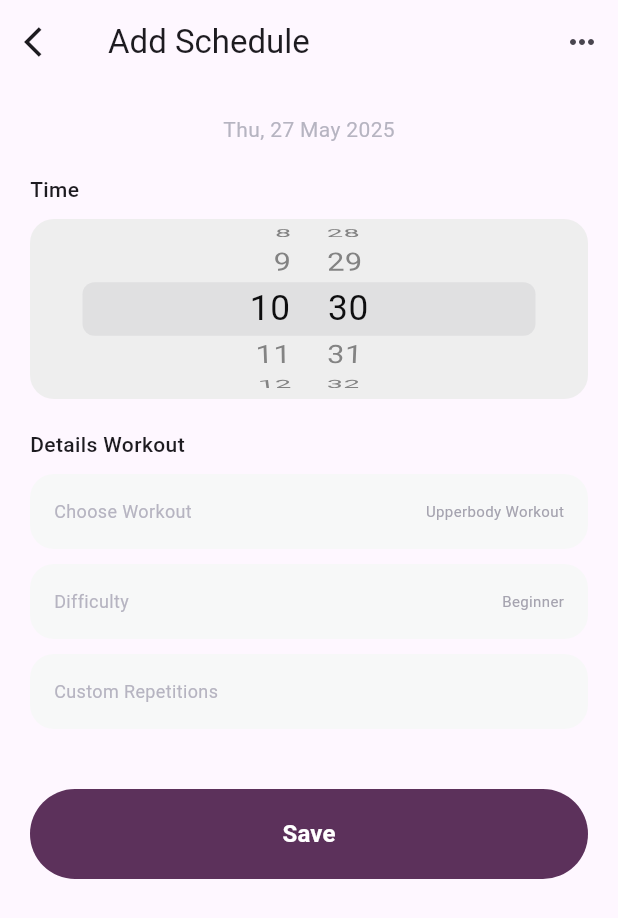
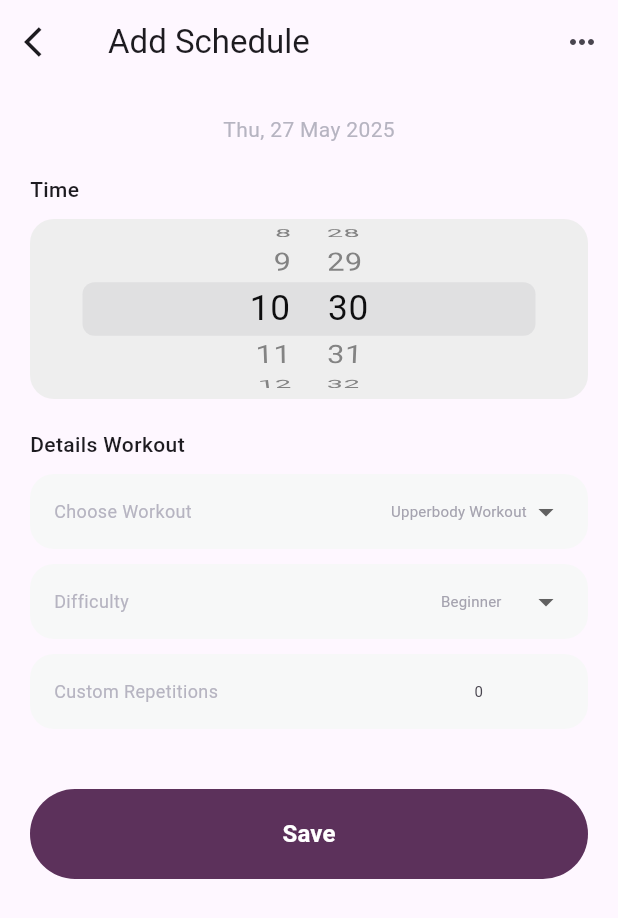
Before and after one commit to teodoravel/FitUp, a Flutter app: the AddWorkoutSchedulePage screen opened by its route, on a phone screen of 412 x 824 dp. Shown: the top 918 px of the screen. Run offline on Flutter 3.47's test engine with Material 3 defaults, Android fonts, the phone set to English and light mode, and no system bars; our stand-ins replace flutter_map, latlong2, table_calendar; Roboto replaces fonts that are missing (Poppins); statements that could not run were skipped.

Commit message:
Updated Add Workout Schedule Page

```diff
--- a/lib/pages/add_workout_schedule.dart
+++ b/lib/pages/add_workout_schedule.dart
@@ -10,6 +10,25 @@ class AddWorkoutSchedulePage extends StatefulWidget {
 
 class _AddWorkoutSchedulePageState extends State<AddWorkoutSchedulePage> {
   DateTime _selectedTime = DateTime.now();
+
+  // Dropdown options:
+  final List<String> _workoutOptions = [
+    'Fullbody Workout',
+    'Upperbody Workout',
+    'Lowerbody Workout',
+  ];
+  final List<String> _difficultyOptions = [
+    'Beginner',
+    'Intermediate',
+    'Advanced',
+  ];
+
+  // Selected values for the dropdowns:
+  String _selectedWorkout = 'Upperbody Workout';
+  String _selectedDifficulty = 'Beginner';
+
+  // For Custom Repetitions text field:
+  String _customReps = '';
 
   @override
   Widget build(BuildContext context) {
@@ -126,6 +145,150 @@ class _AddWorkoutSchedulePageState extends State<AddWorkoutSchedulePage> {
   }
 
   Widget _detailItem(String title, String value) {
+    // We will conditionally build different widgets based on the 'title'.
+    if (title == 'Choose Workout') {
+      return Container(
+        height: 50,
+        decoration: BoxDecoration(
+          color: const Color(0xFFF7F8F8),
+          borderRadius: BorderRadius.circular(16),
+        ),
+        padding: const EdgeInsets.symmetric(horizontal: 16),
+        child: Row(
+          children: [
+            Text(
+              title,
+              style: const TextStyle(
+                color: Color(0xFFB6B4C1),
+                fontSize: 12,
+                fontFamily: 'Poppins',
+                fontWeight: FontWeight.w400,
+                height: 1.50,
+              ),
+            ),
+            const Spacer(),
+            DropdownButton<String>(
+              value: _selectedWorkout,
+              underline: const SizedBox(), // Remove default underline
+              items: _workoutOptions.map((option) {
+                return DropdownMenuItem(
+                  value: option,
+                  child: Text(
+                    option,
+                    style: const TextStyle(
+                      color: Color(0xFFA5A3AF),
+                      fontSize: 10,
+                      fontFamily: 'Poppins',
+                      fontWeight: FontWeight.w400,
+                      height: 1.50,
+                    ),
+                  ),
+                );
+              }).toList(),
+              onChanged: (newValue) {
+                setState(() {
+                  _selectedWorkout = newValue!;
+                });
+              },
+            ),
+          ],
+        ),
+      );
+    } else if (title == 'Difficulty') {
+      return Container(
+          height: 50,
+          decoration: BoxDecoration(
+          color: const Color(0xFFF7F8F8),
+    borderRadius: BorderRadius.circular(16),
+    ),
+    padding: const EdgeInsets.symmetric(horizontal: 16),
+    child: Row(
+    children: [
+    Text(
+    title,
+    style: const TextStyle(
+    color: Color(0xFFB6B4C1),
+    fontSize: 12,
+    fontFamily: 'Poppins',
+    fontWeight: FontWeight.w400,
+    height: 1.50,
+    ),
+    ),
+    const Spacer(),
+    DropdownButton<String>(
+    value: _selectedDifficulty,
+    underline: const SizedBox(),
+    items: _difficultyOptions.map((option) {
+    return DropdownMenuItem(
+    value: option,
+    child: Text(
+    option,style: const TextStyle(
+      color: Color(0xFFA5A3AF),
+      fontSize: 10,
+      fontFamily: 'Poppins',
+      fontWeight: FontWeight.w400,
+      height: 1.50,
+    ),
+    ),
+    );
+    }).toList(),
+      onChanged: (newValue) {
+        setState(() {
+          _selectedDifficulty = newValue!;
+        });
+      },
+    ),
+    ],
+    ),
+      );
+    } else if (title == 'Custom Repetitions') {
+      return Container(
+        height: 50,
+        decoration: BoxDecoration(
+          color: const Color(0xFFF7F8F8),
+          borderRadius: BorderRadius.circular(16),
+        ),
+        padding: const EdgeInsets.symmetric(horizontal: 16),
+        child: Row(
+          children: [
+            Text(
+              title,
+              style: const TextStyle(
+                color: Color(0xFFB6B4C1),
+                fontSize: 12,
+                fontFamily: 'Poppins',
+                fontWeight: FontWeight.w400,
+                height: 1.50,
+              ),
+            ),
+            const Spacer(),
+            SizedBox(
+              width: 60,
+              child: TextField(
+                keyboardType: TextInputType.number,
+                style: const TextStyle(
+                  color: Color(0xFFA5A3AF),
+                  fontSize: 10,
+                  fontFamily: 'Poppins',
+                  fontWeight: FontWeight.w400,
+                  height: 1.50,
+                ),
+                decoration: const InputDecoration(
+                  hintText: '0',
+                  border: InputBorder.none,
+                ),
+                onChanged: (value) {
+                  setState(() {
+                    _customReps = value;
+                  });
+                },
+              ),
+            ),
+          ],
+        ),
+      );
+    } else {
+      // Default: for any other title not specified above
       return Container(
         height: 50,
         decoration: BoxDecoration(
@@ -161,3 +324,4 @@ class _AddWorkoutSchedulePageState extends State<AddWorkoutSchedulePage> {
       );
     }
   }
+}
--- a/lib/pages/workout_tracker/workout_tracker_favorite.dart
+++ b/lib/pages/workout_tracker/workout_tracker_favorite.dart
@@ -89,9 +89,19 @@ class WorkoutTrackerFavoritePage extends StatelessWidget {
                   // Trainers
                   _sectionTitle('Trainers'),
                   const SizedBox(height: 10),
-                  _favoriteCard(title: 'Trainer 1'),
+                  _favoriteCard(
+                    title: 'Trainer 1',
+                    onTap: () {
+                      Navigator.pushNamed(context, '/trainerDetails');
+                    },
+                  ),
                   const SizedBox(height: 12),
-                  _favoriteCard(title: 'Trainer 2'),
+                  _favoriteCard(
+                    title: 'Trainer 2',
+                    onTap: () {
+                      Navigator.pushNamed(context, '/trainerDetails');
+                    },
+                  ),
 
                   const SizedBox(height: 40),
                 ],
```
Also changed, not shown: pubspec.lock. Lines whose indentation alone changed are shown as unchanged.
